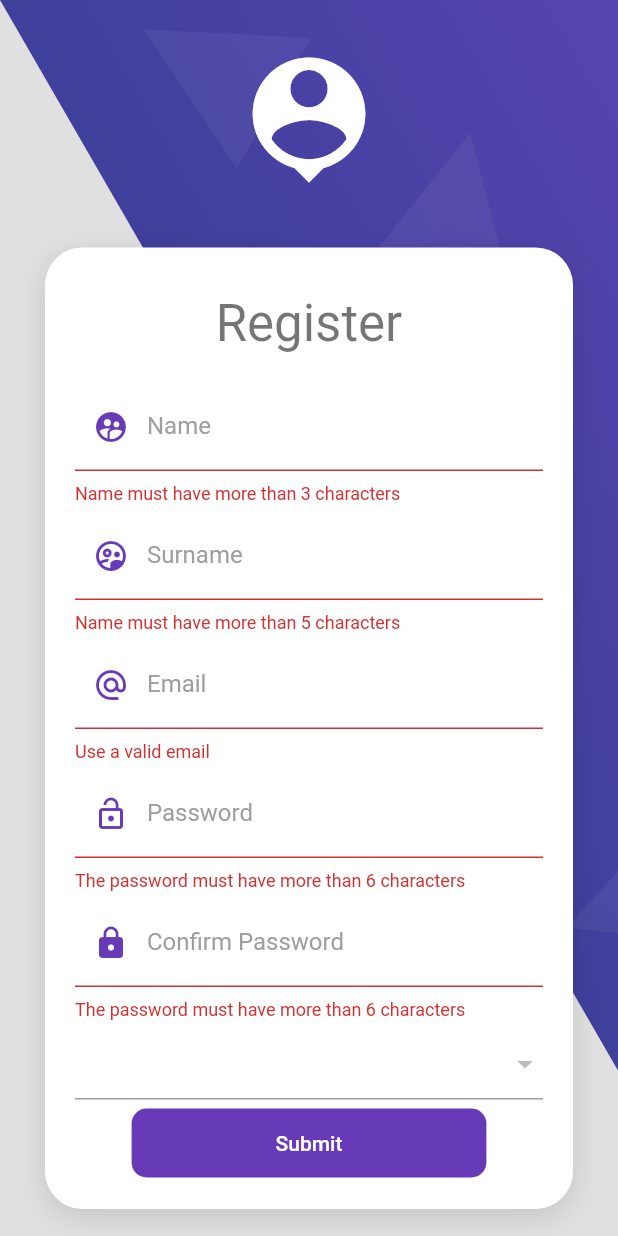
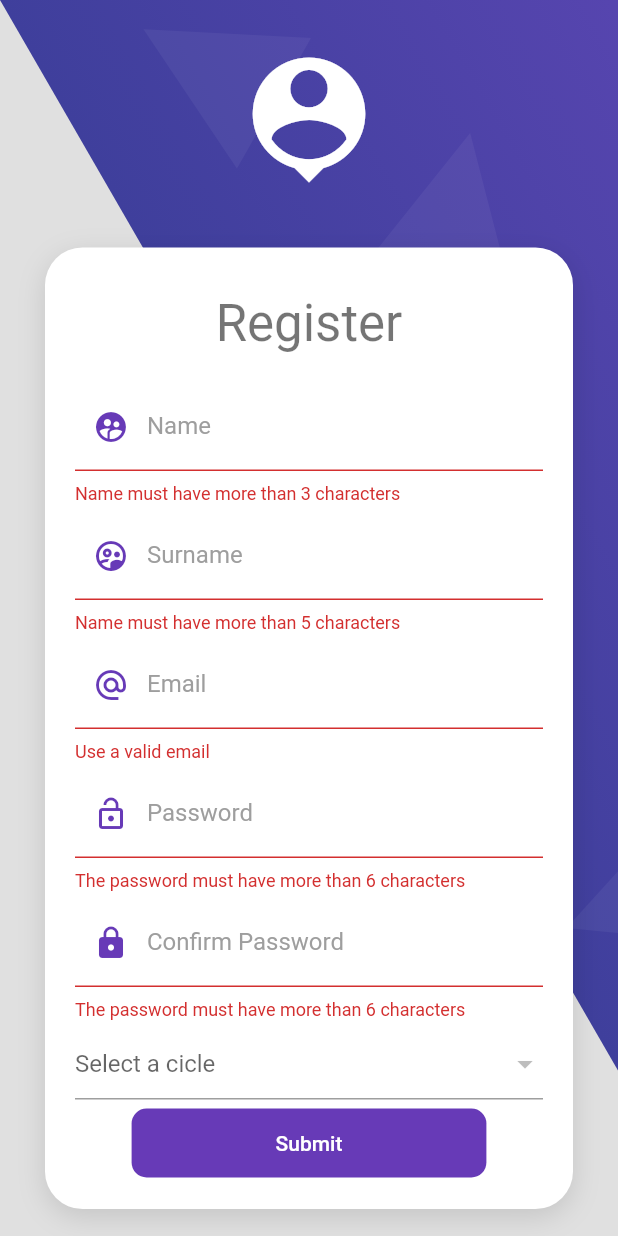
Before and after one commit to Alejandro-Junquera/fl_almagest, a Flutter app: the RegisterScreen screen opened by its route, scrolled down 35 dp, after a tap on "Submit", on a phone screen of 412 x 824 dp. Run offline on Flutter 3.47's test engine with Material 2 defaults, Android fonts, the phone set to English and light mode, and no system bars; our stand-ins replace flutter_secure_storage, flutter_slidable, flutter_styled_toast; accounts and stored records are empty; network calls fail; statements that could not run were skipped.

Commit message:
Mensajes Error Register_Screen

```diff
--- a/lib/screens/login_screen.dart
+++ b/lib/screens/login_screen.dart
@@ -126,14 +126,6 @@ class _LoginForm extends StatelessWidget {
               disabledColor: Colors.grey,
               elevation: 0,
               color: Colors.deepPurple,
-              child: Container(
-                padding:
-                    const EdgeInsets.symmetric(horizontal: 80, vertical: 15),
-                child: Text(
-                  loginForm.isLoading ? 'Wait' : 'Submit',
-                  style: const TextStyle(color: Colors.white),
-                ),
-              ),
               onPressed: loginForm.isLoading
                   ? null
                   : () async {
@@ -159,6 +151,14 @@ class _LoginForm extends StatelessWidget {
                       //  print('Usuario no verificado');
                       //}
                     },
+              child: Container(
+                padding:
+                    const EdgeInsets.symmetric(horizontal: 80, vertical: 15),
+                child: Text(
+                  loginForm.isLoading ? 'Wait' : 'Submit',
+                  style: const TextStyle(color: Colors.white),
+                ),
+              ),
             ),
           ],
         ),
--- a/lib/screens/register_screen.dart
+++ b/lib/screens/register_screen.dart
@@ -146,12 +146,12 @@ class _RegisterForm extends StatelessWidget {
                       : 'The password must have more than 6 characters';
                 }),
             const SizedBox(height: 5),
-            // const SizedBox(height: 5),
             DropdownButtonFormField(
+              hint: const Text('Select a cicle'),
               items: ciclos.map((e){
                 return DropdownMenuItem(
+                  value: e.id,
                   child: Text(e.name.toString()),
-                  value: e.id,
                 );
               }).toList(),
                onChanged: (value){
@@ -165,6 +165,33 @@ class _RegisterForm extends StatelessWidget {
               disabledColor: Colors.grey,
               elevation: 0,
               color: Colors.deepPurple,
+              onPressed: registerForm.isLoading
+                  ? null
+                  : () async {
+                      FocusScope.of(context).unfocus();
+                        final registerService =
+                            Provider.of<RegisterService>(context,listen: false);
+                            if (!registerForm.isValidForm()) return;
+                            final String? errorMessage =
+                                await registerService.register(
+                                    registerForm.name,
+                                    registerForm.surname,
+                                    registerForm.email,
+                                    registerForm.password,
+                                    registerForm.c_password,
+                                    registerForm.cicle_id);
+                            if(registerForm.password != registerForm.c_password){
+                              customToast("The passwords don't match", context);
+                              registerForm.isLoading = false;
+                            }else{
+                            if (errorMessage == null) {
+                              Navigator.pushReplacementNamed(context, 'login');
+                            } else {
+                              customToast('The email is already registered', context);
+                              registerForm.isLoading = false;
+                            }
+                            }
+                    },
               child: Container(
                 padding:
                     const EdgeInsets.symmetric(horizontal: 80, vertical: 15),
@@ -173,41 +200,6 @@ class _RegisterForm extends StatelessWidget {
                   style: const TextStyle(color: Colors.white),
                 ),
               ),
-              onPressed: registerForm.isLoading
-                  ? null
-                  : () async {
-                      FocusScope.of(context).unfocus();
-                        final registerService =
-                            Provider.of<RegisterService>(context,listen: false);
-
-                        if (!registerForm.isValidForm()) return;
-
-                        // registerForm.isLoading = true;
-
-                        //validar si el login es correcto
-                        final String? errorMessage =
-                            await registerService.register(
-                                registerForm.name,
-                                registerForm.surname,
-                                registerForm.email,
-                                registerForm.password,
-                                registerForm.c_password,
-                                registerForm.cicle_id);
-
-                        if (errorMessage == null) {
-                          Navigator.pushReplacementNamed(context, 'login');
-                        } else {
-                          //mostrar error en pantalla
-                          print(errorMessage);
-                          registerForm.isLoading = false;
-                        }
-
-                      // FocusScope.of(context).unfocus();
-                      // final authService =
-                      //     Provider.of<AuthService>(context, listen: false);
-                      // if (!registerForm.isValidForm()) return;
-                      // Navigator.pushReplacementNamed(context, 'admin');
-                    },
             ),
           ],
         ),
@@ -218,7 +210,7 @@ class _RegisterForm extends StatelessWidget {
   void customToast(String message, BuildContext context) {
   showToast(
     message,
-    textStyle: TextStyle(
+    textStyle: const TextStyle(
       fontSize: 14,
       wordSpacing: 0.1,
       color: Colors.black,
--- a/lib/services/register_service.dart
+++ b/lib/services/register_service.dart
@@ -30,43 +30,12 @@ class RegisterService extends ChangeNotifier {
       final Map<String, dynamic> decodedResp = json.decode(resp.body);
 
       if (decodedResp['success'] == true) {
-        // Token hay que guardarlo en un lugar seguro
-        // decodedResp['idToken'];
         await storage.write(key: 'token', value: decodedResp['data']['token']);
         await storage.write(
             key: 'name', value: decodedResp['data']['name'].toString());
       } else {
+
         return decodedResp['message'];
       }
-
-      // final resp = await http.post(url, body: json.encode(authData));
-      // final Map<String, dynamic> decodedResp = json.decode(resp.body);
-
-      // if (decodedResp.containsKey('idToken')) {
-      //   // Token hay que guardarlo en un lugar seguro
-      //   await storage.write(key: 'token', value: decodedResp['idToken']);
-      //   // decodedResp['idToken'];
-      //   return null;
-      // } else {
-      //   return decodedResp['error']['message'];
-      // }
     }
-
-    /*final Map<String, dynamic> duplicateRegister = json.decode(resp.body);
-      if (duplicateRegister.containsValue(true)) {
-        duplicateRegister.forEach((key, value) {
-          if (key == 'data') {
-            storage.write(key: 'token', value: value['token']);
-          }
-        });
-      } else {
-        String? error = '';
-
-        error = 'Error to register. The email is already taken';
-
-        resp1 = error;
-      }
-      return resp1;
-    }*/
-
 }
```
